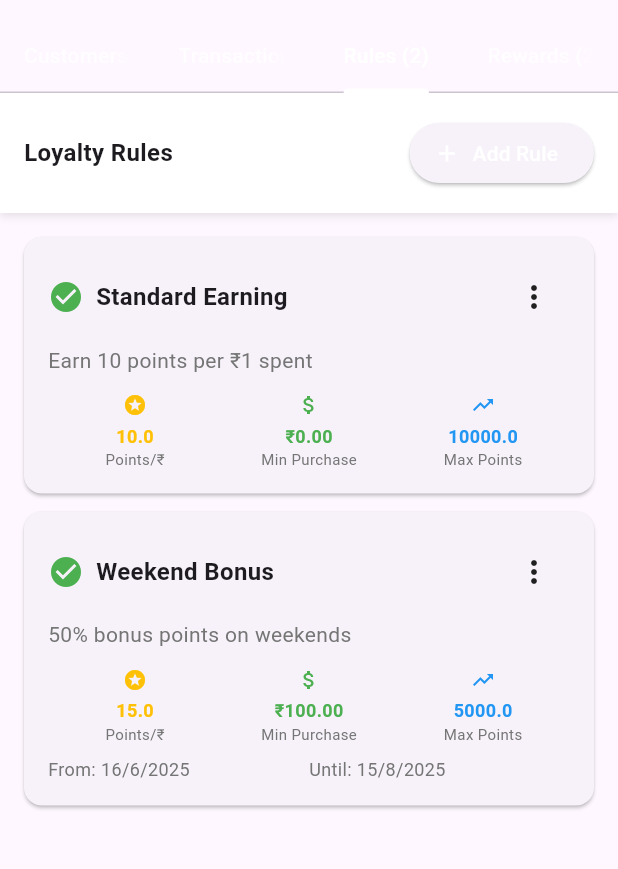
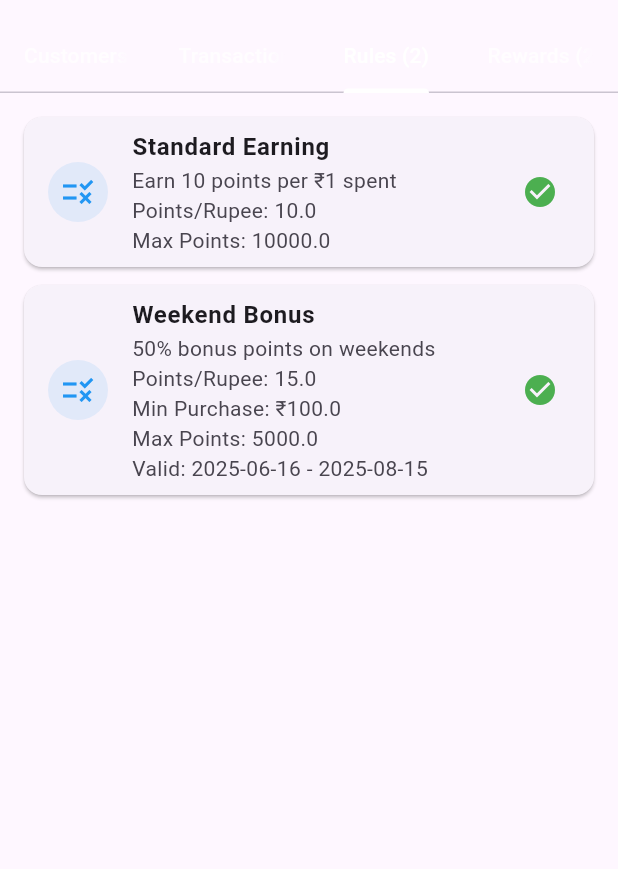
Before and after one commit to scnz313/invoice-app, a Flutter app: the CustomerLoyaltyScreen screen opened directly, tab 3 chosen, on a phone screen of 412 x 824 dp, the part 63-932 px from its top. Run offline on Flutter 3.47's test engine with Material 3 defaults, Android fonts, the phone set to English and light mode, and no system bars; our stand-ins replace csv, fl_chart, flutter_staggered_animations, image_picker, lottie, pdf and 4 more; missing offline and left inert: mobile_scanner; accounts and stored records are empty; generated files the repository leaves out were written again; statements that could not run were skipped.

Commit message:
Refactor loyalty screen with new rules and rewards list widgets
Co-authored-by: 1rn22cs418.hashimhameem <1rn22cs418.hashimhameem@rnsit.ac.in>

```diff
--- a/lib/screens/customer_loyalty_screen.dart
+++ b/lib/screens/customer_loyalty_screen.dart
@@ -5,6 +5,8 @@ import '../utils/logger.dart';
 import '../widgets/loyalty/loyalty_summary_card.dart';
 import '../widgets/loyalty/loyalty_customers_list.dart';
 import '../widgets/loyalty/loyalty_transactions_list.dart';
+import '../widgets/loyalty/loyalty_rules_list.dart';
+import '../widgets/loyalty/loyalty_rewards_list.dart';
 
 class CustomerLoyaltyScreen extends StatefulWidget {
   const CustomerLoyaltyScreen({super.key});
@@ -244,8 +246,8 @@ class _CustomerLoyaltyScreenState extends State<CustomerLoyaltyScreen>
               children: [
                 _buildCustomersTab(),
                 LoyaltyTransactionsList(transactions: _transactions),
-                _buildRulesTab(),
-                _buildRewardsTab(),
+                LoyaltyRulesList(rules: _rules),
+                LoyaltyRewardsList(rewards: _rewards),
               ],
             ),
     );
--- /dev/null
+++ b/lib/widgets/loyalty/loyalty_rules_list.dart
@@ -0,0 +1,57 @@
+import 'package:flutter/material.dart';
+import '../../models/customer_loyalty.dart';
+
+class LoyaltyRulesList extends StatelessWidget {
+  final List<LoyaltyRule> rules;
+
+  const LoyaltyRulesList({Key? key, required this.rules}) : super(key: key);
+
+  @override
+  Widget build(BuildContext context) {
+    if (rules.isEmpty) {
+      return Center(
+        child: Column(
+          mainAxisAlignment: MainAxisAlignment.center,
+          children: [
+            Icon(Icons.rule, size: 64, color: Theme.of(context).colorScheme.onSurfaceVariant),
+            const SizedBox(height: 16),
+            Text('No rules yet', style: Theme.of(context).textTheme.titleMedium?.copyWith(color: Theme.of(context).colorScheme.onSurfaceVariant)),
+            const SizedBox(height: 8),
+            Text('Loyalty rules will appear here', style: Theme.of(context).textTheme.bodyMedium?.copyWith(color: Theme.of(context).colorScheme.onSurfaceVariant)),
+          ],
+        ),
+      );
+    }
+    return ListView.builder(
+      padding: const EdgeInsets.all(16),
+      itemCount: rules.length,
+      itemBuilder: (context, index) {
+        final rule = rules[index];
+        return Card(
+          margin: const EdgeInsets.only(bottom: 12),
+          child: ListTile(
+            leading: CircleAvatar(
+              backgroundColor: Colors.blue.withOpacity(0.1),
+              child: Icon(Icons.rule, color: Colors.blue),
+            ),
+            title: Text(rule.name, style: const TextStyle(fontWeight: FontWeight.bold)),
+            subtitle: Column(
+              crossAxisAlignment: CrossAxisAlignment.start,
+              children: [
+                Text(rule.description),
+                Text('Points/Rupee: ${rule.pointsPerRupee}'),
+                if (rule.minimumPurchase > 0) Text('Min Purchase: ₹${rule.minimumPurchase}'),
+                if (rule.maximumPoints > 0) Text('Max Points: ${rule.maximumPoints}'),
+                if (rule.validFrom != null && rule.validUntil != null)
+                  Text('Valid: ${rule.validFrom!.toLocal().toString().split(' ')[0]} - ${rule.validUntil!.toLocal().toString().split(' ')[0]}'),
+              ],
+            ),
+            trailing: rule.isActive
+                ? Icon(Icons.check_circle, color: Colors.green)
+                : Icon(Icons.cancel, color: Colors.red),
+          ),
+        );
+      },
+    );
+  }
+}
```
Also changed, not shown: lib/widgets/loyalty/loyalty_rewards_list.dart (added, +58 -0 lines), pubspec.lock, 5 other files.
